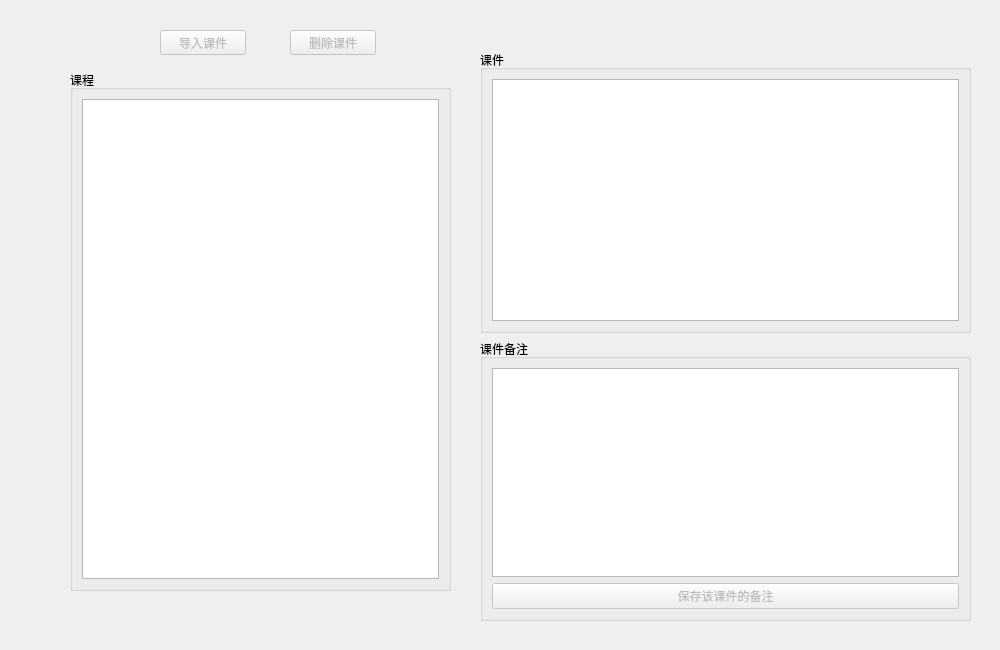
Before: the Qt Designer form widget_coursefile.ui in Ruby-Dream/studysoftware, drawn with Qt 5.
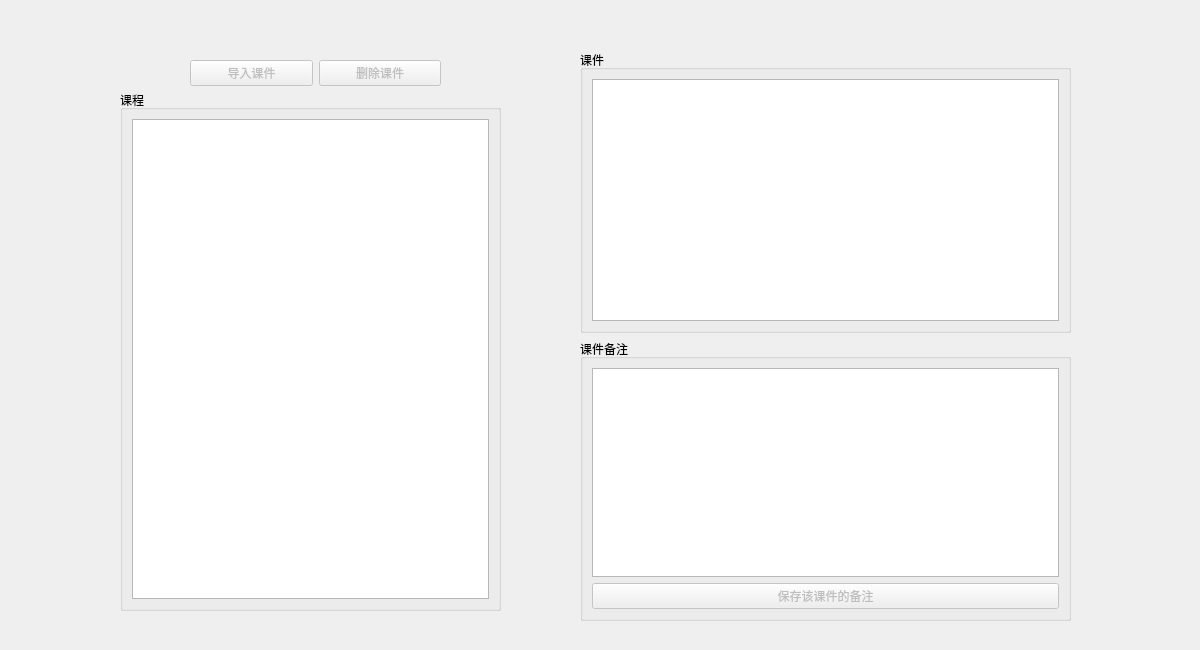
After: the same form once the commit is applied.

Commit message: 为课程管理表格除颜色管理外全部添加自定义代理，并实现数据库同步，下一步需开发颜色管理和课件按后缀名分类筛选

The edit to the form file:
```diff
--- a/widget_coursefile.ui
+++ b/widget_coursefile.ui
@@ -6,50 +6,18 @@
    <rect>
     <x>0</x>
     <y>0</y>
-    <width>1000</width>
+    <width>1200</width>
     <height>650</height>
    </rect>
   </property>
   <property name="windowTitle">
    <string>Form</string>
   </property>
-  <widget class="QPushButton" name="bt_include">
-   <property name="enabled">
-    <bool>false</bool>
-   </property>
-   <property name="geometry">
-    <rect>
-     <x>160</x>
-     <y>30</y>
-     <width>86</width>
-     <height>25</height>
-    </rect>
-   </property>
-   <property name="text">
-    <string>导入课件</string>
-   </property>
-  </widget>
-  <widget class="QPushButton" name="bt_delete">
-   <property name="enabled">
-    <bool>false</bool>
-   </property>
-   <property name="geometry">
-    <rect>
-     <x>290</x>
-     <y>30</y>
-     <width>86</width>
-     <height>25</height>
-    </rect>
-   </property>
-   <property name="text">
-    <string>删除课件</string>
-   </property>
-  </widget>
   <widget class="QGroupBox" name="groupBox">
    <property name="geometry">
     <rect>
-     <x>70</x>
-     <y>70</y>
+     <x>120</x>
+     <y>90</y>
      <width>381</width>
      <height>521</height>
     </rect>
@@ -67,10 +35,10 @@
     </item>
    </layout>
   </widget>
-  <widget class="QWidget" name="">
+  <widget class="QWidget" name="layoutWidget">
    <property name="geometry">
     <rect>
-     <x>480</x>
+     <x>580</x>
      <y>50</y>
      <width>491</width>
      <height>571</height>
@@ -117,6 +85,38 @@
     </item>
    </layout>
   </widget>
+  <widget class="QWidget" name="">
+   <property name="geometry">
+    <rect>
+     <x>190</x>
+     <y>60</y>
+     <width>251</width>
+     <height>27</height>
+    </rect>
+   </property>
+   <layout class="QHBoxLayout" name="horizontalLayout_3">
+    <item>
+     <widget class="QPushButton" name="bt_include">
+      <property name="enabled">
+       <bool>false</bool>
+      </property>
+      <property name="text">
+       <string>导入课件</string>
+      </property>
+     </widget>
+    </item>
+    <item>
+     <widget class="QPushButton" name="bt_delete">
+      <property name="enabled">
+       <bool>false</bool>
+      </property>
+      <property name="text">
+       <string>删除课件</string>
+      </property>
+     </widget>
+    </item>
+   </layout>
+  </widget>
  </widget>
  <resources/>
  <connections/>
```
The commit also changes 19 other files.
